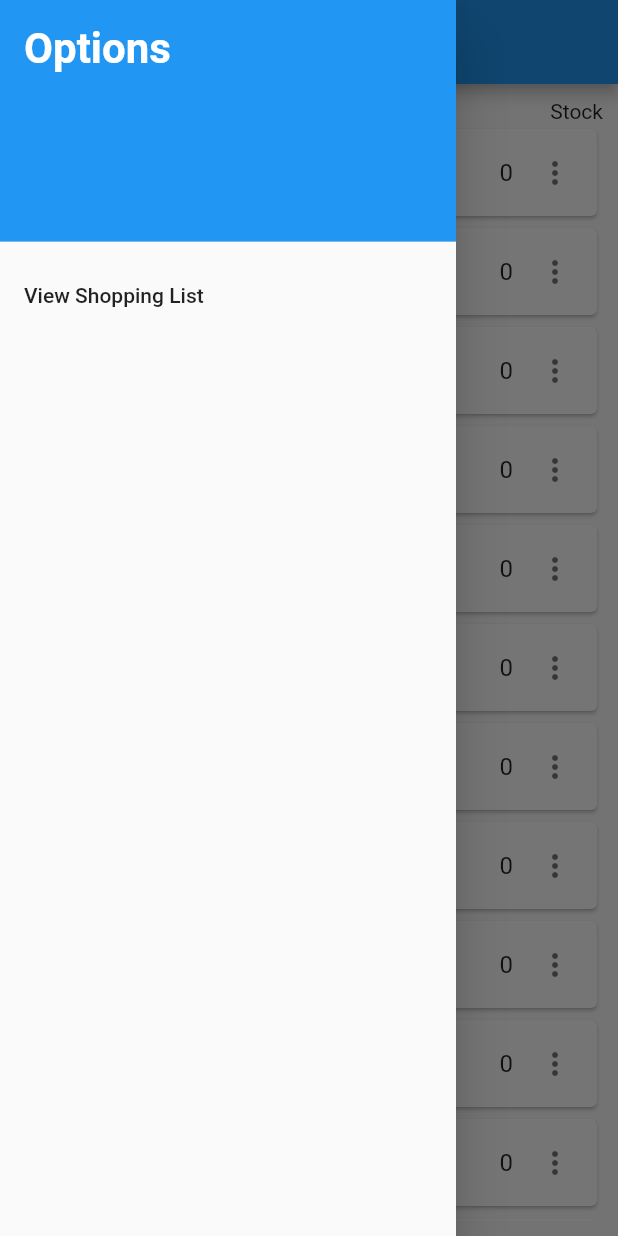
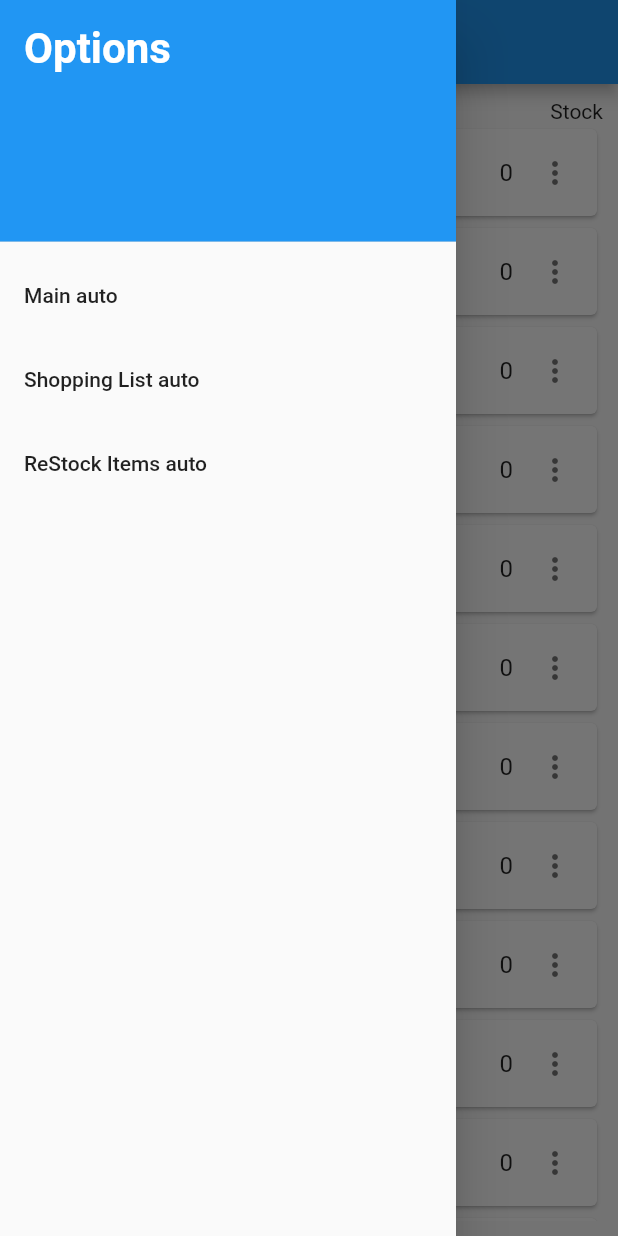
Before and after one commit to Nadav183/Shopping-Cart, a Flutter app: the screen it shows after launch, with the side drawer open, on a phone screen of 412 x 824 dp. Run offline on Flutter 3.47's test engine with Material 2 defaults, Android fonts, the phone set to English and light mode, and no system bars; our stand-ins replace sqflite; accounts and stored records are empty.

Commit message:
Restructured the file tree, files are set inside 3 main folders: assets - classes(item.dart) and tools(drawer.dart) pages - pages for the body (index.dart, shop.dart and restock.dart) style - stylesheets for the app for design consistency (designStyle.dart)
implemented the drawer file
also built a database skeleton, yet to be implemented.

```diff
--- /dev/null
+++ b/lib/assets/drawer.dart
@@ -0,0 +1,29 @@
+import 'package:flutter/material.dart';
+import '../style/designStyle.dart';
+
+Widget myDrawer(Function func, Map pages) {
+  return Builder(
+    builder: (context) => Drawer(
+      child: ListView(
+        padding: EdgeInsets.zero,
+        children: <Widget>[
+          DrawerHeader(
+            decoration: BoxDecoration(
+              color: Colors.blue,
+            ),
+            child: Text('Options', style: text['header']),
+          ),
+          ...((pages.keys).map((pageKey) {
+            return ListTile(
+              title: Text('${pages[pageKey][1]} auto'),
+              onTap: () {
+                func(pageKey);
+                Navigator.pop(context);
+              },
+            );
+          })),
+        ],
+      )
+    )
+  );
+}
--- /dev/null
+++ b/lib/assets/item.dart
@@ -0,0 +1,20 @@
+import 'package:flutter/material.dart';
+
+class Item {
+  int id;
+  String name;
+  double pricePerUnit;
+  int amountInStock;
+  int amountBase;
+
+  Item({this.id, this.name, this.pricePerUnit, this.amountInStock = 0, this.amountBase});
+  Map<String, dynamic> toMap() {
+    return {
+      'id': id,
+      'name': name,
+      'ppu': pricePerUnit,
+      'amountInStock': amountInStock,
+      'amountBase': amountBase,
+    };
+  }
+}
--- a/lib/item.dart
+++ /dev/null
@@ -1,10 +0,0 @@
-import 'package:flutter/material.dart';
-
-class Item {
-  String name;
-  double pricePerUnit;
-  int amountInStock;
-  int amountBase;
-
-  Item({this.name, this.pricePerUnit, this.amountInStock = 0, this.amountBase});
-}
--- a/lib/main.dart
+++ b/lib/main.dart
@@ -1,8 +1,10 @@
 import 'package:flutter/material.dart';
 
-import './index.dart';
-import './shop.dart';
-import './designStyle.dart';
+import 'pages/index.dart';
+import 'pages/shop.dart';
+import 'style/designStyle.dart';
+import 'assets/drawer.dart';
+import 'pages/restock.dart';
 
 void main() => runApp(MyApp());
 
@@ -15,39 +17,18 @@ class MyApp extends StatefulWidget {
 
 class _MyAppState extends State<MyApp> {
   var curPage = 'index';
-  var bodyPage = {'index': Index(),'shop':Shop()};
+  var bodyPage = {
+    'index': [Index(),'Main'],
+    'shop':[Shop(),'Shopping List'],
+    'restock':[ReStock(),'ReStock Items'],
+  };
+  void _changePage(String page) => setState(() {curPage = page;});
   @override
   Widget build(BuildContext context) {
     return MaterialApp(home: Scaffold(
         appBar: AppBar(title: Text('My App',style: text['header'])),
-        body: (bodyPage[curPage]),
-        drawer: Builder(builder: (context) => Drawer(
-          child: ListView(
-            padding: EdgeInsets.zero,
-            children: <Widget>[
-              DrawerHeader(
-                child: Text('Options',
-                  style: TextStyle(
-                    color: Colors.white,
-                    fontWeight: FontWeight.bold,
-                    fontSize: 28,
-                  ),
-                ),
-                decoration: BoxDecoration(
-                  color: Colors.blue,
-                ),
-              ),
-              ListTile(
-                title: Text('View Shopping List'),
-                onTap: () {
-                  setState(() {curPage = 'shop';});
-                  Navigator.pop(context);
-                },
-              ),
-            ],
-          ),
-        ),
-        ),
+        body: (bodyPage[curPage][0]),
+        drawer: myDrawer(_changePage, bodyPage)
     )
     );
   }
--- /dev/null
+++ b/lib/pages/index.dart
@@ -0,0 +1,56 @@
+import 'package:flutter/material.dart';
+import '../assets/item.dart';
+var items = [Item(name: 'Onion', pricePerUnit: 1.3,amountInStock: 0,amountBase: 5),
+             Item(name: 'Tomato', pricePerUnit: 2.3,amountInStock: 0,amountBase: 8),
+             Item(name: 'Ground Beef Kilo', pricePerUnit: 32,amountInStock: 0,amountBase: 2),
+  Item(name: 'Ground Beef Kilo', pricePerUnit: 32,amountInStock: 0,amountBase: 2),
+  Item(name: 'Ground Beef Kilo', pricePerUnit: 32,amountInStock: 0,amountBase: 2),
+  Item(name: 'Ground Beef Kilo', pricePerUnit: 32,amountInStock: 0,amountBase: 2),
+  Item(name: 'Ground Beef Kilo', pricePerUnit: 32,amountInStock: 0,amountBase: 2),
+  Item(name: 'Ground Beef Kilo', pricePerUnit: 32,amountInStock: 0,amountBase: 2),
+  Item(name: 'Ground Beef Kilo', pricePerUnit: 32,amountInStock: 0,amountBase: 2),
+  Item(name: 'Ground Beef Kilo', pricePerUnit: 32,amountInStock: 0,amountBase: 2),
+  Item(name: 'Ground Beef Kilo', pricePerUnit: 32,amountInStock: 0,amountBase: 2),
+  Item(name: 'Ground Beef Kilo', pricePerUnit: 32,amountInStock: 0,amountBase: 2),];
+
+class Index extends StatelessWidget {
+
+  Widget build(BuildContext context) {
+    return Container(
+      margin: EdgeInsets.all(10),
+      child: Column(
+        children: <Widget>[
+          Row(
+            children: <Widget>[
+              Expanded(child:Text('Item Name', textAlign: TextAlign.left)),
+              Expanded(child:Text('Price Per Unit',textAlign: TextAlign.center)),
+              Expanded(child:Text('Stock',textAlign: TextAlign.right)),
+            ],
+          ),
+          Expanded(child: ListView(
+            shrinkWrap: true,
+            children: <Widget>[
+            ...(items.map((item) {
+              return Card(
+                child: ExpansionTile(
+                  title: Row(
+                    children: <Widget>[
+                      Expanded(child:Text('${item.name}', textAlign: TextAlign.left)),
+                      Expanded(child:Text('${item.pricePerUnit}',textAlign: TextAlign.center)),
+                      Expanded(child:Text('${item.amountInStock}',textAlign: TextAlign.right)),
+                      ],
+                    ),
+                  trailing: Icon(Icons.more_vert),
+                  children: <Widget>[
+                    Text('Base Amount: ${item.amountBase}'),
+                    Text('Need to buy ${item.amountBase-item.amountInStock} for ${(item.amountBase-item.amountInStock)*item.pricePerUnit} NIS'),
+                  ],
+                )
+              );
+            }))
+          ],))
+        ],
+      ),
+    );
+  }
+}
--- a/lib/shop.dart
+++ b/lib/pages/restock.dart
@@ -1,5 +1,5 @@
 import 'package:flutter/material.dart';
-import './item.dart';
+import '../assets/item.dart';
 var items = [Item(name: 'Onion', pricePerUnit: 1.3,amountInStock: 0,amountBase: 5),
   Item(name: 'Tomato', pricePerUnit: 2.3,amountInStock: 0,amountBase: 8),
   Item(name: 'Ground Beef Kilo', pricePerUnit: 32,amountInStock: 0,amountBase: 2),
@@ -14,7 +14,7 @@ var items = [Item(name: 'Onion', pricePerUnit: 1.3,amountInStock: 0,amountBase:
   Item(name: 'Ground Beef Kilo', pricePerUnit: 32,amountInStock: 0,amountBase: 2),];
 
 
-class Shop extends StatelessWidget {
+class ReStock extends StatelessWidget {
 
   Widget build(BuildContext context) {
     return Container(
@@ -23,7 +23,7 @@ class Shop extends StatelessWidget {
         children: <Widget>[
           Row(
             children: <Widget>[
-              Expanded(child:Text('Item\'s Names', textAlign: TextAlign.left)),
+              Expanded(child:Text('restocking', textAlign: TextAlign.left)),
               Expanded(child:Text('Price Per Unit',textAlign: TextAlign.center)),
               Expanded(child:Text('Stock',textAlign: TextAlign.right)),
             ],
--- a/pubspec.yaml
+++ b/pubspec.yaml
@@ -23,6 +23,8 @@ environment:
 dependencies:
   flutter:
     sdk: flutter
+  sqflite: ^1.3.1
+  path:
 
 
   # The following adds the Cupertino Icons font to your application.
```
Also changed, not shown: lib/Answer.dart (deleted, +0 -20 lines), lib/database.dart (added, +41 -0 lines), lib/drawer.dart (deleted, +0 -19 lines), lib/pages/shop.dart (renamed from lib/index.dart, +4 -3 lines), lib/question.dart (deleted, +0 -18 lines), lib/style/designStyle.dart (renamed from lib/designStyle.dart), pubspec.lock.
